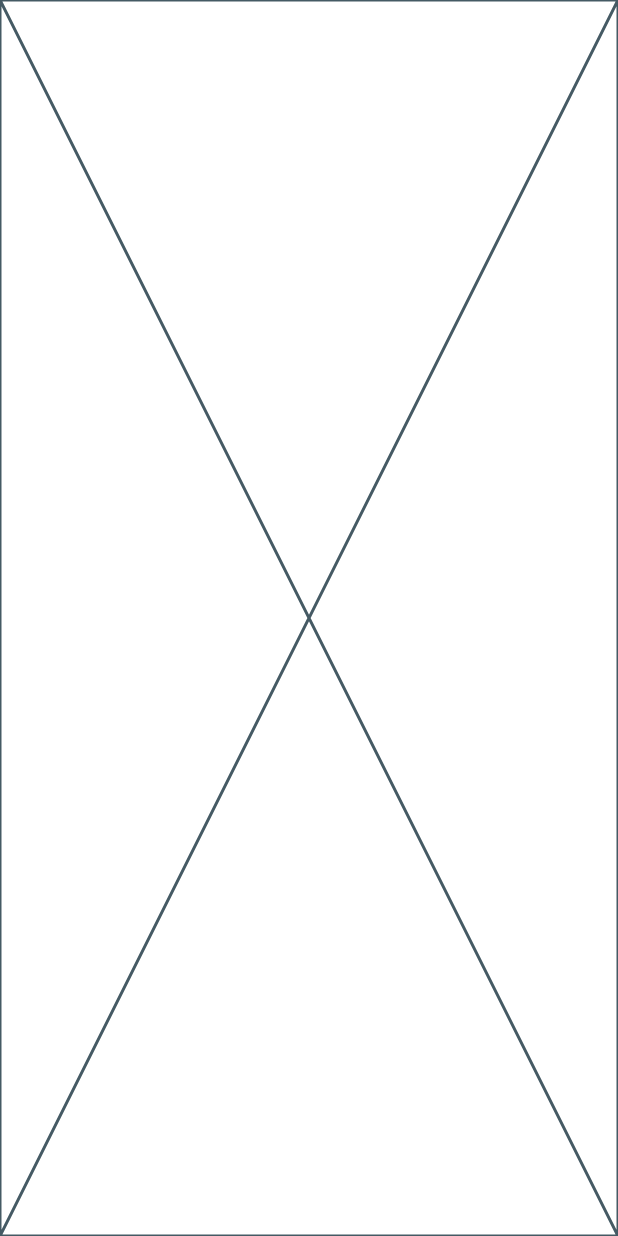
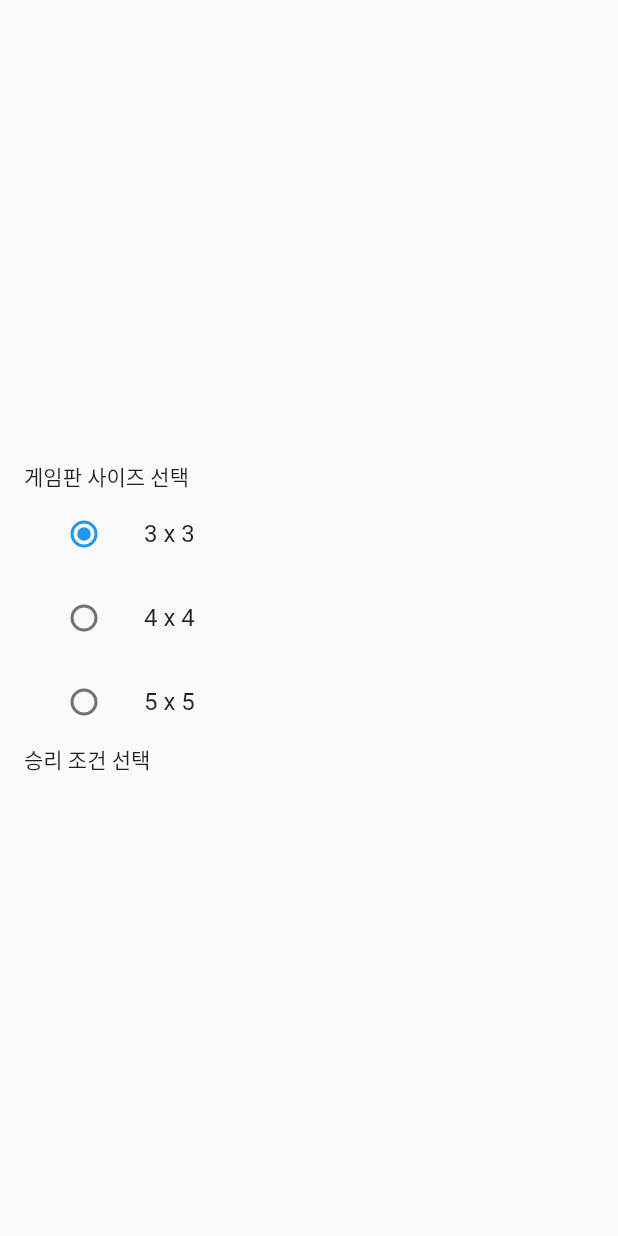
Before and after one commit to HwangSooHyeon/flutter_directional_test, a Flutter app: the screen it shows after launch, after a tap on "게임 시작", on a phone screen of 412 x 824 dp. Run offline on Flutter 3.47's test engine with Material 2 defaults, Android fonts, the phone set to English and light mode, and no system bars.

Commit message:
refactor(game_setting_screen): game screen -> game setting screen으로 이름 변경

```diff
--- a/lib/screen/game_screen.dart
+++ /dev/null
@@ -1,17 +0,0 @@
-import 'package:flutter/material.dart';
-
-class GameScreen extends StatefulWidget {
-  const GameScreen({Key? key}) : super(key: key);
-
-  @override
-  State<GameScreen> createState() => _GameScreenState();
-}
-
-class _GameScreenState extends State<GameScreen> {
-  int size = 0;
-  int winningCondition = 0;
-  @override
-  Widget build(BuildContext context) {
-    return const Placeholder();
-  }
-}
--- /dev/null
+++ b/lib/screen/game_setting_screen.dart
@@ -0,0 +1,67 @@
+import 'package:flutter/material.dart';
+
+class GameSettingScreen extends StatefulWidget {
+  const GameSettingScreen({Key? key}) : super(key: key);
+
+  @override
+  State<GameSettingScreen> createState() => _GameSettingScreenState();
+}
+
+class _GameSettingScreenState extends State<GameSettingScreen> {
+  late int? _size = 3;
+  late int _winningCondition;
+
+  @override
+  Widget build(BuildContext context) {
+    return Scaffold(
+      body: Container(
+        padding: EdgeInsets.symmetric(horizontal: 16.0),
+        child: Column(
+          mainAxisAlignment: MainAxisAlignment.center,
+          crossAxisAlignment: CrossAxisAlignment.stretch,
+          children: [
+            Text('게임판 사이즈 선택'),
+            ListTile(
+              title: Text('3 x 3'),
+              leading: Radio<int>(
+                value: 3,
+                groupValue: _size,
+                onChanged: (value) {
+                  setState(() {
+                    _size = value;
+                  });
+                },
+              ),
+            ),
+            ListTile(
+              title: Text('4 x 4'),
+              leading: Radio<int>(
+                value: 4,
+                groupValue: _size,
+                onChanged: (value) {
+                  setState(() {
+                    _size = value;
+                  });
+                },
+              ),
+            ),
+            ListTile(
+              title: Text('5 x 5'),
+              leading: Radio<int>(
+                value: 5,
+                groupValue: _size,
+                onChanged: (value) {
+                  setState(() {
+                    _size = value;
+                  });
+                },
+              ),
+            ),
+            Text('승리 조건 선택'),
+
+          ],
+        ),
+      ),
+    );
+  }
+}
--- a/lib/screen/home_screen.dart
+++ b/lib/screen/home_screen.dart
@@ -1,5 +1,5 @@
 import 'package:flutter/material.dart';
-import 'package:flutter_directional_test/screen/game_screen.dart';
+import 'package:flutter_directional_test/screen/game_setting_screen.dart';
 
 class HomeScreen extends StatelessWidget {
   const HomeScreen({Key? key}) : super(key: key);
@@ -19,7 +19,7 @@ class HomeScreen extends StatelessWidget {
                 Navigator.push(
                   context,
                   MaterialPageRoute(
-                    builder: (_) => GameScreen(),
+                    builder: (_) => GameSettingScreen(),
                   ),
                 );
               },
```
